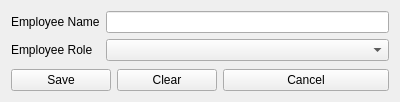
Qt form gui/FormAddEmployee.ui (M-ElSherif/Nursery) before a commit.
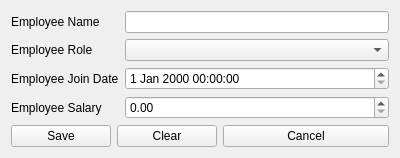
The same form after that commit.

Commit message:
feature: EmployeeModelandDAO
- Created the employee model
- Created the employee DAO

```diff
--- a/gui/FormAddEmployee.ui
+++ b/gui/FormAddEmployee.ui
@@ -7,7 +7,7 @@
     <x>0</x>
     <y>0</y>
     <width>400</width>
-    <height>102</height>
+    <height>149</height>
    </rect>
   </property>
   <property name="windowTitle">
@@ -36,6 +36,26 @@
      <item row="1" column="1">
       <widget class="QComboBox" name="cmbEmployeePosition"/>
      </item>
+     <item row="2" column="0">
+      <widget class="QLabel" name="lblEmployeeJoinDate">
+       <property name="text">
+        <string>Employee Join Date</string>
+       </property>
+      </widget>
+     </item>
+     <item row="2" column="1">
+      <widget class="QDateTimeEdit" name="dteEmployeeJoinDate"/>
+     </item>
+     <item row="3" column="0">
+      <widget class="QLabel" name="lblEmployeeSalary">
+       <property name="text">
+        <string>Employee Salary</string>
+       </property>
+      </widget>
+     </item>
+     <item row="3" column="1">
+      <widget class="QDoubleSpinBox" name="spinEmployeeSalary"/>
+     </item>
     </layout>
    </item>
    <item>
```
The commit also changes 4 other files.
